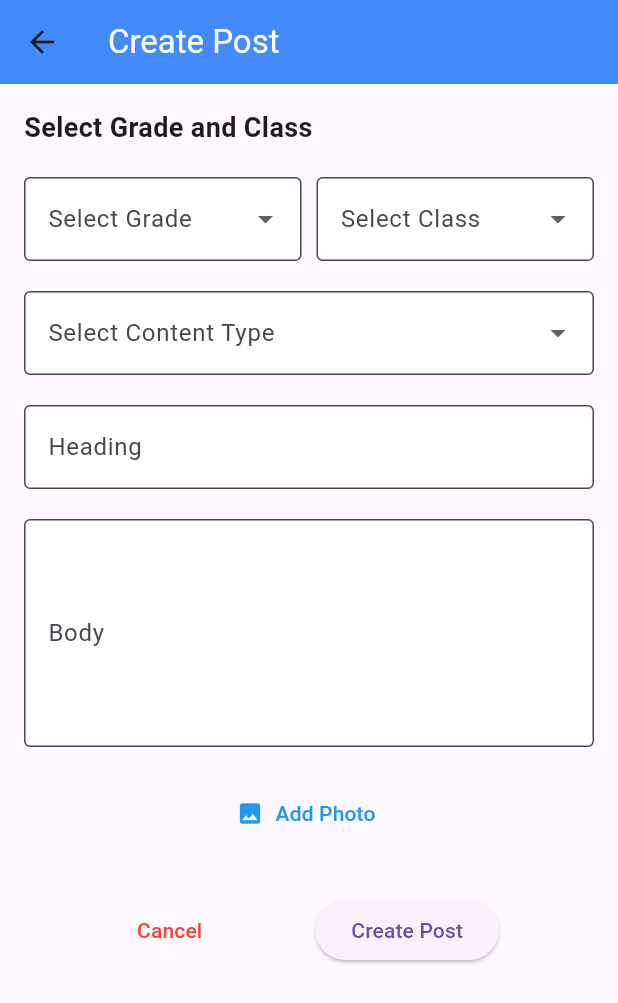
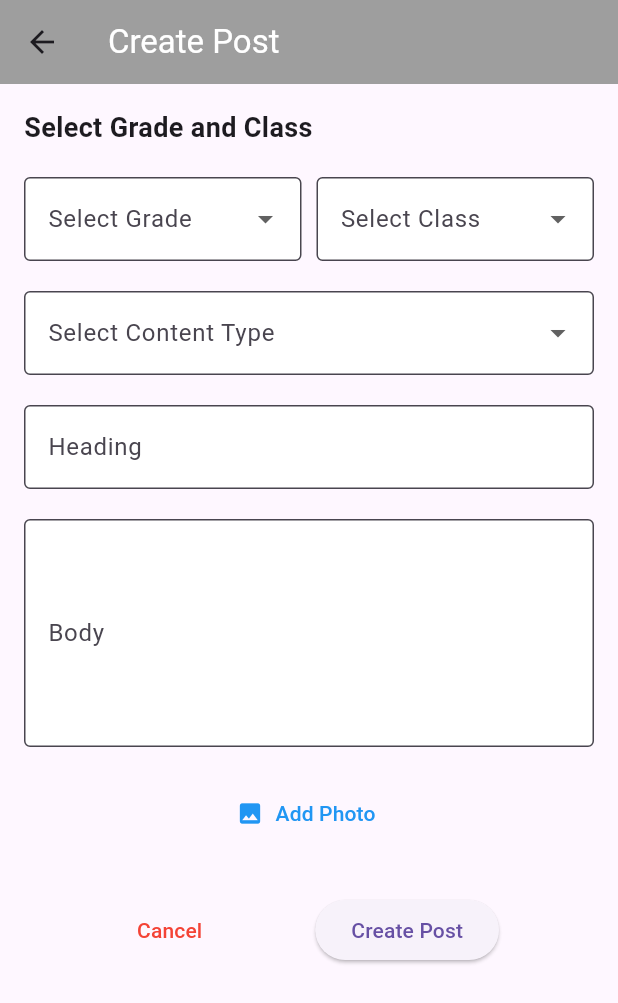
Before and after one commit to axislinn/BumbleBee-School, a Flutter app: the HomeScreen screen opened directly, after a tap on the "add" icon, on a phone screen of 412 x 824 dp. Shown: the top 1003 px of the screen. Run offline on Flutter 3.47's test engine with Material 3 defaults, Android fonts, the phone set to English and light mode, and no system bars; our stand-ins replace equatable, flutter_bloc, image_picker, shared_preferences; accounts and stored records are empty.

Commit message:
in the homePage fixed the bottom and floaction buttom complete

```diff
--- a/lib/screens/createPostScreen/create_post_screen.dart
+++ b/lib/screens/createPostScreen/create_post_screen.dart
@@ -78,7 +78,7 @@ class _CreatePostScreenState extends State<CreatePostScreen> {
       child: Scaffold(
         appBar: AppBar(
           title: Text('Create Post', style: TextStyle(color: Colors.white)),
-          backgroundColor: Colors.blueAccent,
+          backgroundColor: Colors.grey,
           leading: IconButton(
             icon: Icon(Icons.arrow_back),
             onPressed: () => Navigator.of(context).pop(),
--- a/lib/screens/home/home_screen.dart
+++ b/lib/screens/home/home_screen.dart
@@ -1,10 +1,12 @@
-// home_screen.dart
-
+import 'package:flutter/material.dart';
+import 'package:bumblebee/screens/bottom_nav_to_page/bottom_nav.dart';
+import 'package:bumblebee/screens/bottom_nav_to_page/bottom_nav_page/chat_page.dart';
+import 'package:bumblebee/screens/bottom_nav_to_page/bottom_nav_page/class_page.dart';
+import 'package:bumblebee/screens/bottom_nav_to_page/bottom_nav_page/notification_page.dart';
+import 'package:bumblebee/screens/createPostScreen/create_post_screen.dart';
+import 'package:flutter_bloc/flutter_bloc.dart';
 import 'package:bumblebee/bloc/post_bloc/post_bloc.dart';
 import 'package:bumblebee/data/repository/repositories/post_repository.dart';
-import 'package:bumblebee/screens/createPostScreen/create_post_screen.dart';
-import 'package:flutter/material.dart';
-import 'package:flutter_bloc/flutter_bloc.dart';
 
 class HomeScreen extends StatefulWidget {
   @override
@@ -15,11 +17,10 @@ class _HomeScreenState extends State<HomeScreen> {
   int _currentIndex = 0;
 
   final List<Widget> _pages = [
-    // Define your different pages here
     Center(child: Text('Home Page')),
-    Center(child: Text('Chat Page')),
-    Center(child: Text('Notification Page')),
-    Center(child: Text('Class Page')),
+    ChatPage(),
+    NotificationPage(),
+    ClassPage(),
   ];
 
   @override
@@ -30,39 +31,26 @@ class _HomeScreenState extends State<HomeScreen> {
       ),
       body: _pages[
           _currentIndex], // Display the selected page based on the current index
-      floatingActionButton: FloatingActionButton(
-        onPressed: () {
-          _navigateToCreatePostScreen(
-              context); // Navigate to CreatePostScreen when FAB is pressed
-        },
-        child: Icon(Icons.add),
-      ),
+      floatingActionButton: _currentIndex == 0 // Show FAB only on Home Page
+          ? Padding(
+              padding:
+                  const EdgeInsets.only(bottom: 70.0), // Add padding to the FAB
+              child: FloatingActionButton(
+                onPressed: () {
+                  _navigateToCreatePostScreen(context);
+                },
+                child: Icon(Icons.add),
+              ),
+            )
+          : null, // Don't show FAB on other pages
       floatingActionButtonLocation: FloatingActionButtonLocation.endDocked,
-      bottomNavigationBar: BottomNavigationBar(
-        currentIndex: _currentIndex,
-        onTap: (index) {
+      bottomNavigationBar: BottomNav(
+        selectedIndex: _currentIndex,
+        onItemTapped: (index) {
           setState(() {
             _currentIndex = index; // Change the page when a new tab is selected
           });
         },
-        items: [
-          BottomNavigationBarItem(
-            icon: Icon(Icons.home),
-            label: 'Home',
-          ),
-          BottomNavigationBarItem(
-            icon: Icon(Icons.chat),
-            label: 'Chat',
-          ),
-          BottomNavigationBarItem(
-            icon: Icon(Icons.notifications),
-            label: 'Notifications',
-          ),
-          BottomNavigationBarItem(
-            icon: Icon(Icons.class_),
-            label: 'Class',
-          ),
-        ],
       ),
     );
   }
@@ -76,6 +64,8 @@ class _HomeScreenState extends State<HomeScreen> {
           child: CreatePostScreen(),
         ),
       ),
-    );
+    ).then((_) {
+      // Optionally handle any post-navigation logic here
+    });
   }
 }
```
Also changed, not shown: lib/screens/bottom_nav_to_page/bottom_nav.dart (renamed from lib/screens/bottom_nav/bottom_nav.dart, +13 -8 lines), lib/screens/bottom_nav_to_page/bottom_nav_page/chat_page.dart (renamed from lib/screens/bottom_nav/bottom_nav_page/chat_page.dart), lib/screens/bottom_nav_to_page/bottom_nav_page/class_page.dart (renamed from lib/screens/bottom_nav/bottom_nav_page/class_page.dart), lib/screens/bottom_nav_to_page/bottom_nav_page/notification_page.dart (renamed from lib/screens/bottom_nav/bottom_nav_page/notification_page.dart).
